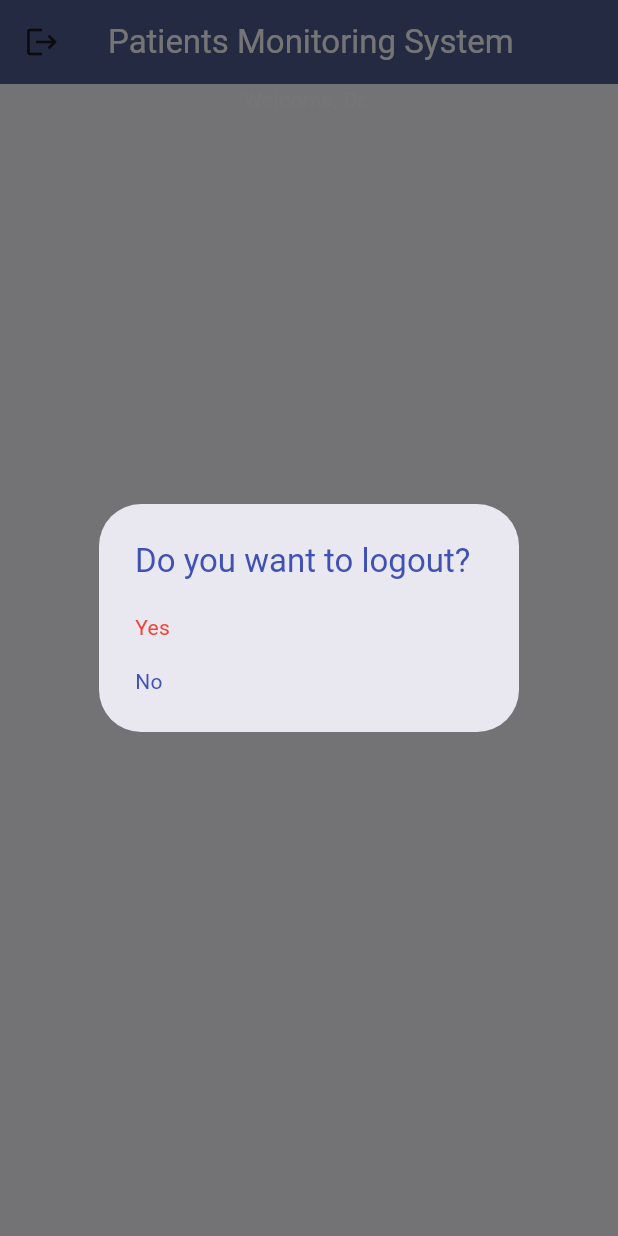
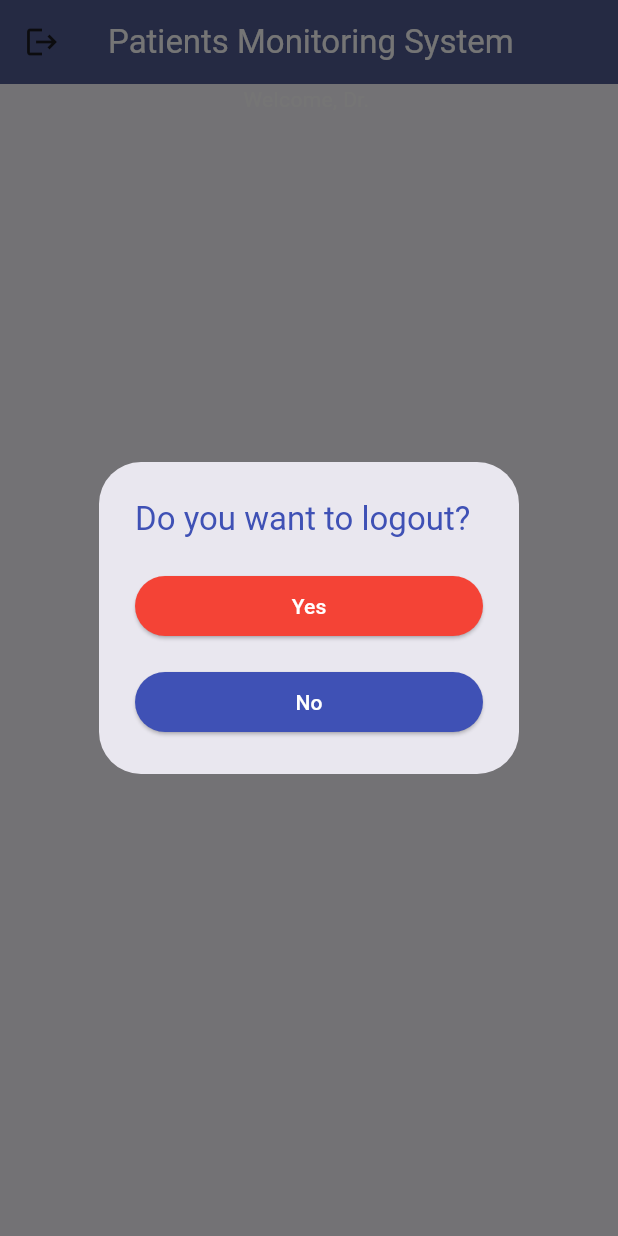
Before and after one commit to AbelChanYukTo/PMS_Mobile, a Flutter app: the PatientsPage screen opened directly with empty values, after a tap on the "logout" icon, on a phone screen of 412 x 824 dp. Run offline on Flutter 3.47's test engine with Material 3 defaults, Android fonts, the phone set to English and light mode, and no system bars; network calls fail.

Commit message:
Changed to Bold

```diff
--- a/pms_app/lib/patients.dart
+++ b/pms_app/lib/patients.dart
@@ -63,19 +63,23 @@ class _PatientsPageState extends State<PatientsPage>{
                     children: <Widget>[
                         // If the button "Yes" is pressed, the app will remove the dialog
                         // and return to the login page
-                        SimpleDialogOption(
-                            child: const Text("Yes",style: TextStyle(color: Colors.red)),
+                        SimpleDialogOption(child:ElevatedButton(
+                            style: ButtonStyle(backgroundColor:WidgetStatePropertyAll<Color>(Colors.red)),
+                            child: const Text("Yes",style: TextStyle(color: Colors.white)),
                             onPressed: () {
                                 Navigator.of(context).pop();
                                 Navigator.of(context).pop();
-                            }
+                            })
+
                         ),
                         // If the button "No" is pressed, the app will just remove the dialog
-                        SimpleDialogOption(
-                            child: const Text("No",style: TextStyle(color: Colors.indigo)),
-                            onPressed: () {
+                        SimpleDialogOption(child:ElevatedButton(
+                        child: const Text("No",style: TextStyle(color: Colors.white)),
+                        style: ButtonStyle(backgroundColor:WidgetStatePropertyAll<Color>(Colors.indigo)),
+                        onPressed: () {
                                 Navigator.of(context).pop();
-                            })]
+                            })
+                            )]
                 );}
         );
     }
@@ -109,7 +113,7 @@ class _PatientsPageState extends State<PatientsPage>{
                                     return Card(color:Colors.indigo,
                                     child: Column(children: <Widget>[
                                         ListTile(
-                                        title: Text("Name:${patients[index]["name"]}",style:TextStyle(color:Colors.white)),
+                                        title: Text("Name:${patients[index]["name"]}",style:TextStyle(color:Colors.white,fontWeight:FontWeight.bold)),
                                         subtitle: Text("Age: ${patients[index]["age"]}\nCondition: ${patients[index]["condition"]}",style:TextStyle(color:Colors.white)),
                                     ),
                                     // A button on each card for viewing the details of the patient
```
Also changed, not shown: pms_app/lib/patient.dart (+11 -9 lines).
